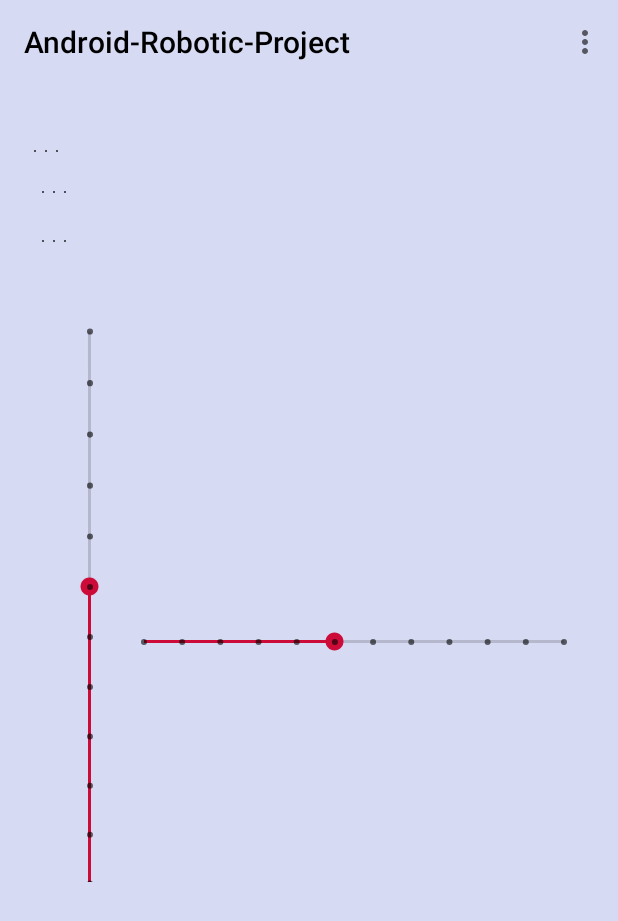
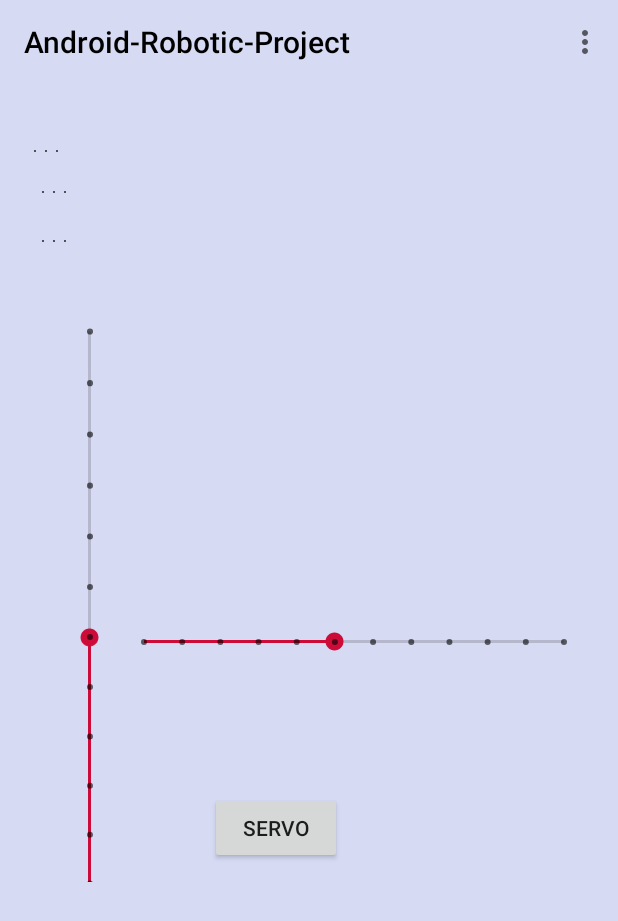
Before and after one commit to heini208/AndroidRobotics, an Android app: the screen it shows after launch (MainActivity), on a phone screen of 412 x 824 dp. Shown: the top 921 px of the screen. Run offline under Robolectric (Android 15) with nearby library versions, the light colour scheme and no system bars.

Commit message:
Servo vergessen zu pushen :x

```diff
--- a/AndroidRoboticProject/RobotControl/src/main/res/layout/activity_main.xml
+++ b/AndroidRoboticProject/RobotControl/src/main/res/layout/activity_main.xml
@@ -103,7 +103,19 @@
                     android:progress="5"
                     android:rotation="270"
                     android:rotationX="-2" />
+
+                <Button
+                    android:id="@+id/Servo"
+                    android:layout_width="wrap_content"
+                    android:layout_height="wrap_content"
+                    android:layout_below="@+id/seekBar2"
+                    android:layout_marginLeft="120dp"
+                    android:layout_marginTop="100dp"
+                    android:onClick="onClick_Servo"
+                    android:text="Servo" />
             </RelativeLayout>
+
+
 
 
         </RelativeLayout>
```
Also changed, not shown: AndroidRoboticProject/RobotControl/src/main/java/com/App/MainActivity.java (+18 -6 lines).
